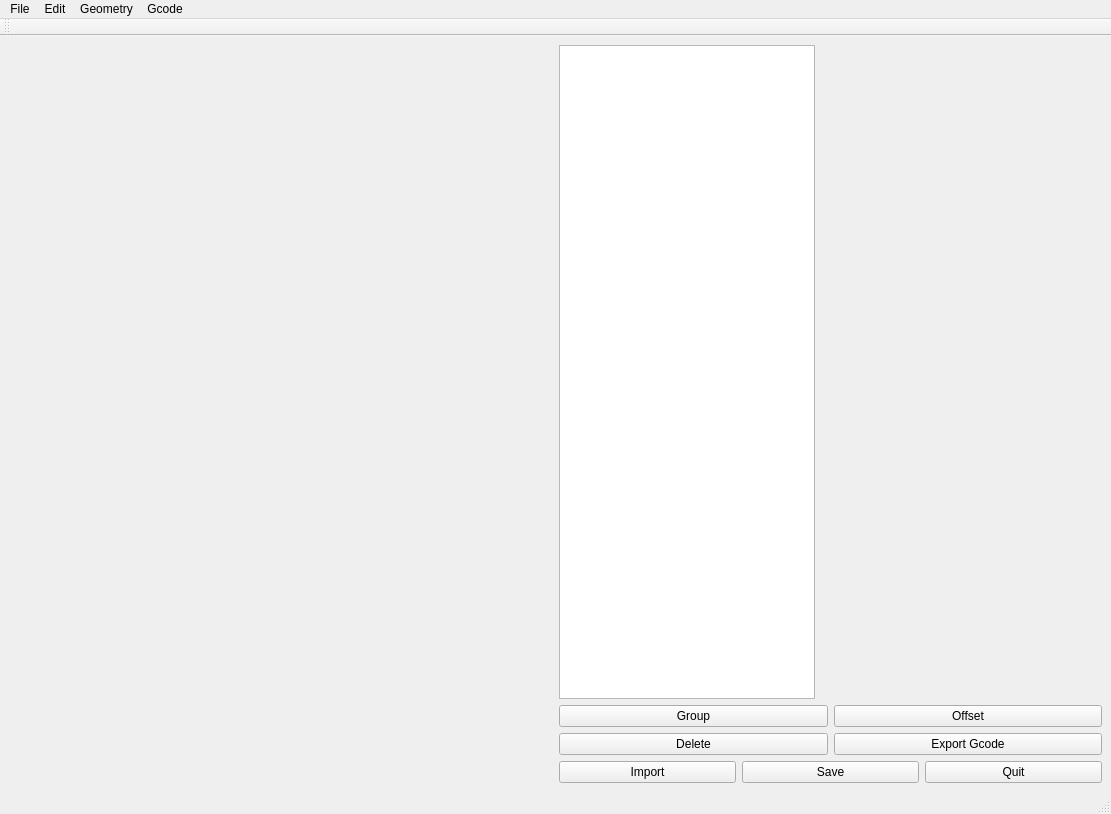
Qt form dxf_to_gcode_ui_base.ui (escherichia-coli/dxf_gcode) before a commit.
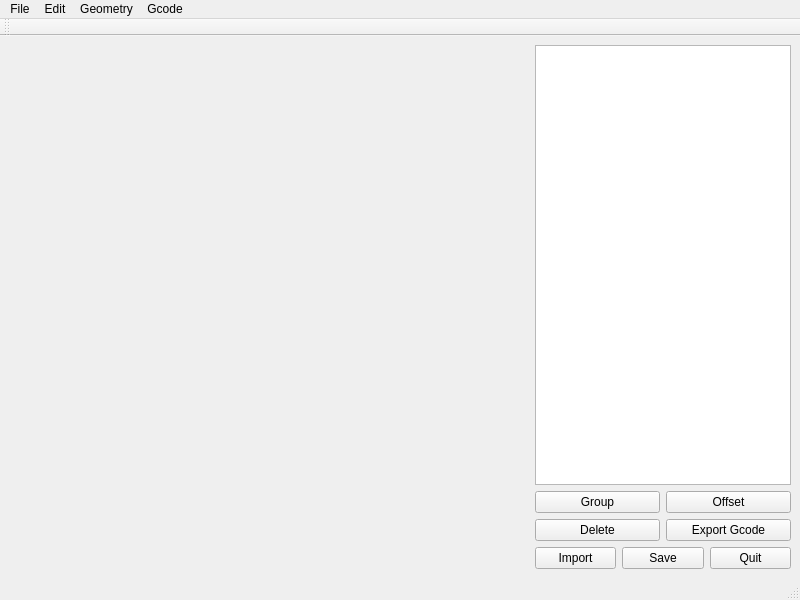
The same form after that commit.

```diff
--- a/dxf_to_gcode_ui_base.ui
+++ b/dxf_to_gcode_ui_base.ui
@@ -6,24 +6,30 @@
    <rect>
     <x>0</x>
     <y>0</y>
-    <width>1111</width>
-    <height>809</height>
+    <width>800</width>
+    <height>600</height>
    </rect>
   </property>
+  <property name="sizePolicy">
+   <sizepolicy hsizetype="Preferred" vsizetype="Preferred">
+    <horstretch>0</horstretch>
+    <verstretch>0</verstretch>
+   </sizepolicy>
+  </property>
   <property name="windowTitle">
    <string>DXF to Gcode Vectoriel Converter</string>
   </property>
   <widget class="QWidget" name="centralwidget">
    <property name="sizePolicy">
-    <sizepolicy hsizetype="Expanding" vsizetype="Preferred">
+    <sizepolicy hsizetype="Preferred" vsizetype="Preferred">
      <horstretch>0</horstretch>
      <verstretch>0</verstretch>
     </sizepolicy>
    </property>
    <property name="minimumSize">
     <size>
-     <width>1111</width>
-     <height>756</height>
+     <width>640</width>
+     <height>480</height>
     </size>
    </property>
    <layout class="QGridLayout" name="gridLayout">
@@ -53,14 +59,21 @@
      </layout>
     </item>
     <item row="0" column="0">
-     <widget class="QWidget" name="w_plot" native="true"/>
+     <widget class="QWidget" name="w_plot" native="true">
+      <property name="sizePolicy">
+       <sizepolicy hsizetype="Expanding" vsizetype="Preferred">
+        <horstretch>0</horstretch>
+        <verstretch>0</verstretch>
+       </sizepolicy>
+      </property>
+     </widget>
     </item>
     <item row="0" column="1" rowspan="2">
      <layout class="QVBoxLayout" name="vl_0">
       <item>
        <widget class="QTreeWidget" name="tv">
         <property name="sizePolicy">
-         <sizepolicy hsizetype="Fixed" vsizetype="Expanding">
+         <sizepolicy hsizetype="Preferred" vsizetype="Preferred">
           <horstretch>0</horstretch>
           <verstretch>0</verstretch>
          </sizepolicy>
@@ -140,7 +153,14 @@
      </layout>
     </item>
     <item row="1" column="0" rowspan="2">
-     <widget class="QWidget" name="w_console" native="true"/>
+     <widget class="QWidget" name="w_console" native="true">
+      <property name="sizePolicy">
+       <sizepolicy hsizetype="Expanding" vsizetype="Preferred">
+        <horstretch>0</horstretch>
+        <verstretch>0</verstretch>
+       </sizepolicy>
+      </property>
+     </widget>
     </item>
    </layout>
   </widget>
@@ -149,7 +169,7 @@
     <rect>
      <x>0</x>
      <y>0</y>
-     <width>1111</width>
+     <width>800</width>
      <height>21</height>
     </rect>
    </property>
```
